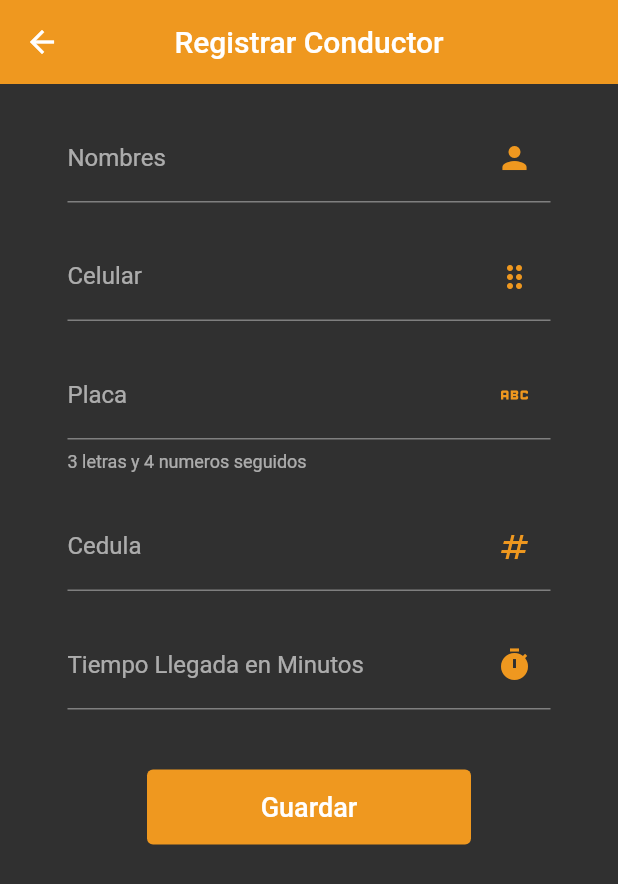
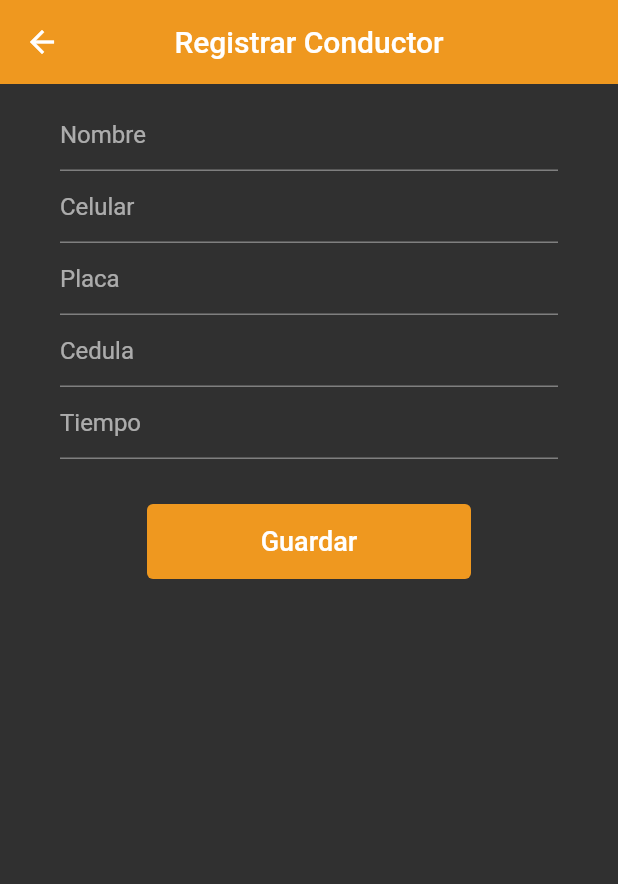
Before and after one commit to Anthonny222/appTaxi, a Flutter app: the SolicitarScreen screen opened by its route, on a phone screen of 412 x 824 dp. Shown: the top 884 px of the screen. Run offline on Flutter 3.47's test engine with Material 2 defaults, Android fonts, the phone set to English and light mode, and no system bars; network calls fail.

Commit message:
Ya funciona todo

```diff
--- a/lib/models/conductores.dart
+++ b/lib/models/conductores.dart
@@ -3,14 +3,14 @@ class Conductores {
     String nombres;
     String celular;
     String placa;
-    String tiempoDeLlegada;
+    String tiempo;
     String cedula;
 
     Conductores({
         required this.nombres,
         required this.celular,
         required this.placa,
-        required this.tiempoDeLlegada,
+        required this.tiempo,
         required this.cedula,
     });
 
@@ -21,10 +21,21 @@ class Conductores {
         nombres: json["nombres"],
         celular: json["celular"],
         placa: json["placa"],
-        tiempoDeLlegada: json["tiempo_de_llegada"],
+        tiempo: json["tiempo"],
         cedula: json["cedula"],
       );
 
     }
+    Map<String, dynamic> toJson() => {
+      "nombres": nombres,
+      "celular": celular,
+      "placa": placa,
+      "tiempo": tiempo,
+      "cedula": cedula,
+    };
+
+
+
+
 
 }
--- a/lib/screens/conductores.dart
+++ b/lib/screens/conductores.dart
@@ -48,7 +48,7 @@ class _ConductoresScreenState extends State<ConductoresScreen> {
                   title: Text(snapshot.data![index].nombres, style: const TextStyle(fontSize: 20)),
                   trailing: const Icon(Icons.arrow_circle_right_outlined),
                   onTap: (){
-                    return showForm(snapshot.data![index].cedula, snapshot.data![index].celular, snapshot.data![index].nombres);
+                    return showForm(snapshot.data?[index].cedula, snapshot.data?[index].celular, snapshot.data?[index].nombres);
                   },
                 );
 
--- a/lib/screens/solicitar.dart
+++ b/lib/screens/solicitar.dart
@@ -2,7 +2,7 @@ import 'dart:convert';
 
 import 'package:api_app_firebase/models/conductores.dart';
 import 'package:api_app_firebase/theme/app_theme.dart';
-import 'package:api_app_firebase/widgets/custom_input_field.dart';
+
 import 'package:flutter/material.dart';
 
 import 'package:http/http.dart' as http;
@@ -21,14 +21,14 @@ class _SolicitarScreenState extends State<SolicitarScreen> {
 
   late Future <List<Conductores>> conductores;
 
-  // final headers = {"Content-Type": "application/json;charset=UTF-8"};
+
 
 
   final nombres = TextEditingController();
   final celular = TextEditingController();
   final placa = TextEditingController();
   final cedula = TextEditingController();
-  final tiempoLlegada = TextEditingController();
+  final tiempo = TextEditingController();
 
   @override
   Widget build(BuildContext context) {
@@ -44,45 +44,44 @@ class _SolicitarScreenState extends State<SolicitarScreen> {
            padding: const EdgeInsets.symmetric(horizontal: 40, vertical: 10),
            child: Column(
             children: [
-              CustomInputField(
+              TextField(
+                keyboardType: TextInputType.name,
                 controller: nombres,
-                keyboardType: TextInputType.name,
-                hintText: 'Nombres',
-                labelText: 'Nombres',
-                suffixIcon: Icons.person,
+                decoration: const InputDecoration(
+                  hintText: 'Nombre'
+                ),
               ),
-              CustomInputField(
+              TextField(
+                keyboardType: TextInputType.phone,
                 controller: celular,
+                decoration: const InputDecoration(
+                  hintText: 'Celular'
+                ),
+              ),
+              TextField(
+                controller: placa,
+                decoration: const InputDecoration(
+                  hintText: 'Placa'
+                ),
+              ),
+              TextField(
                 keyboardType: TextInputType.number,
-                hintText: 'Celular',
-                labelText: 'Celular',
-                suffixIcon: Icons.drag_indicator_sharp,
+                controller: cedula,
+                decoration: const InputDecoration(
+                  hintText: 'Cedula '
+                ),
               ),
-              CustomInputField(
-                controller: placa,
-                hintText: 'Placa',
-                labelText: 'Placa',
-                helperText: '3 letras y 4 numeros seguidos',
-                suffixIcon: Icons.abc,
-              ),
-              CustomInputField(
-                controller: cedula,
+              TextField(
                 keyboardType: TextInputType.number,
-                hintText: 'Cedula',
-                labelText: 'Cedula',
-                suffixIcon: Icons.numbers,
-              ),
-              CustomInputField(
-                controller: tiempoLlegada,
-                keyboardType: TextInputType.number,
-                hintText: 'Tiempo Llegada en Minutos',
-                labelText: 'Tiempo Llegada en Minutos',
-                suffixIcon: Icons.timer,
+                controller: tiempo,
+                decoration: const InputDecoration(
+                  hintText: 'Tiempo '
+                ),
               ),
               const SizedBox(height: 30),
               TextButton(
                 onPressed: () async {
-                  print('$nombres');
+                  saveConductor();
                   await Navigator.pushNamed(context, 'taxi_d');
                 },
                 style: TextButton.styleFrom(
@@ -111,23 +110,28 @@ class _SolicitarScreenState extends State<SolicitarScreen> {
 
   void saveConductor() async {
 
+    print(nombres.text);
+    print(celular.text);
+    print(placa.text);
+    print(tiempo.text);
+    print(cedula.text);
 
-    await http.post(url,  body: jsonEncode({"nombres": nombres.text,
-      "celular": celular.text,
-      "placa": placa.text,
-      "cedula": cedula.text,
-      "tiempo_de_llegada": tiempoLlegada.text}));
+    final user = { "nombres": nombres.text, "celular": celular.text, "placa": placa.text, "tiempo": tiempo.text, "cedula": cedula.text};
+
+    print(user);
+
+    await http.post(url, body: user);
+
 
     nombres.clear();
     celular.clear();
     placa.clear();
     cedula.clear();
-    tiempoLlegada.clear();
+    tiempo.clear();
 
     setState(() {
 
     });
 
-
   }
 }
--- a/lib/screens/taxi_disp.dart
+++ b/lib/screens/taxi_disp.dart
@@ -54,7 +54,7 @@ class _TaxiDisponibleScreenState extends State<TaxiDisponibleScreen> {
                           ],
                         ),
                       ),
-                      Text('Tiempo de llegada: ${snapshot.data![index].tiempoDeLlegada}')
+                      Text('Tiempo de llegada: ${snapshot.data![index].tiempo}')
                     ],
                   ),
                   trailing: const Icon(Icons.add_circle_outline),
@@ -64,7 +64,7 @@ class _TaxiDisponibleScreenState extends State<TaxiDisponibleScreen> {
                       snapshot.data![index].cedula,
                       snapshot.data![index].nombres,
                       snapshot.data![index].celular,
-                      snapshot.data![index].tiempoDeLlegada
+                      snapshot.data![index].tiempo
                     );
                   },
                 );
@@ -81,12 +81,12 @@ class _TaxiDisponibleScreenState extends State<TaxiDisponibleScreen> {
 
   }
 
-  void showForm(placa, cedula, nombres, celular, tiempo_llegada){
+  void showForm(placa, cedula, nombres, celular, tiempo){
     nombres = nombres;
     placa = placa;
     cedula = cedula;
     celular = celular;
-    tiempo_llegada = tiempo_llegada;
+    tiempo = tiempo;
     showDialog
     (context: context,
     builder: (context){
@@ -105,7 +105,7 @@ class _TaxiDisponibleScreenState extends State<TaxiDisponibleScreen> {
             onPressed: (){
 
               final snackBar = SnackBar(
-                content: Text('Tiempo de llegada $tiempo_llegada minutos       |       $nombres en camino'),
+                content: Text('Tiempo de llegada $tiempo minutos       |       $nombres en camino'),
               );
               ScaffoldMessenger.of(context).showSnackBar(snackBar);
               Navigator.pop(context);
```
